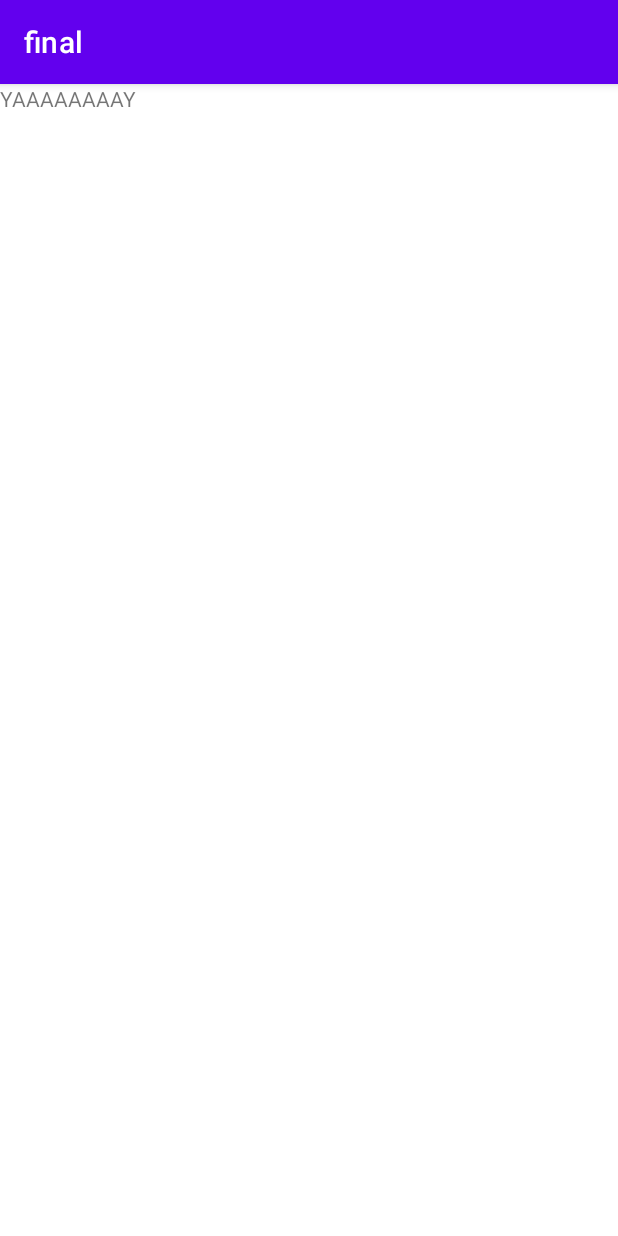
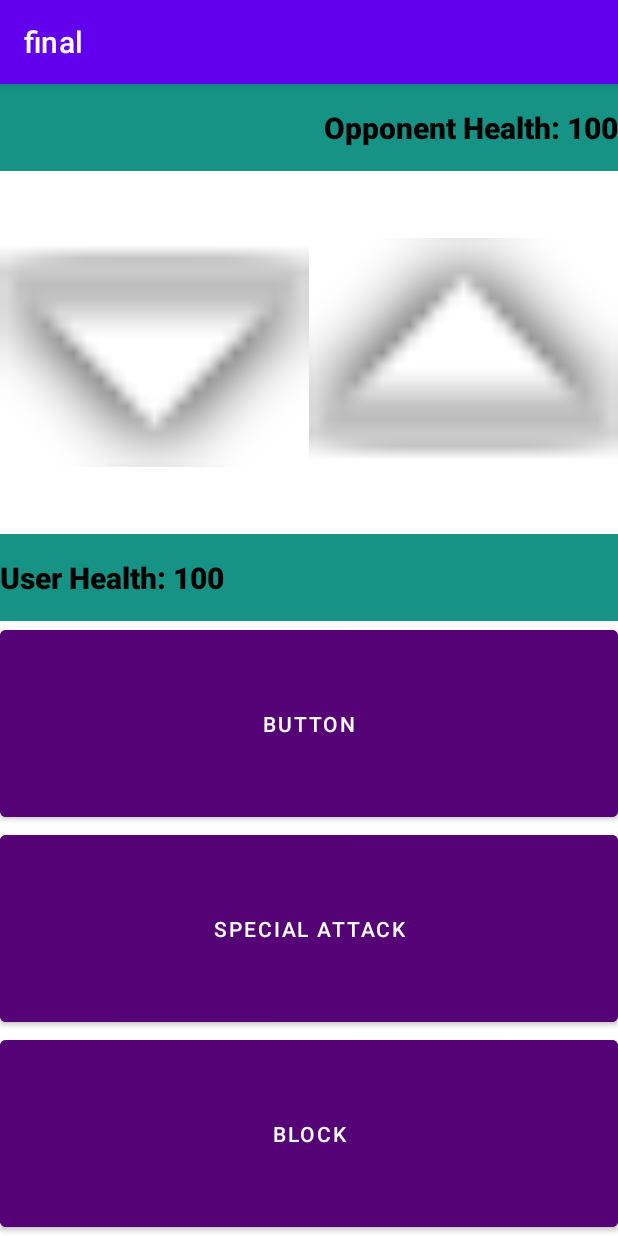
Before and after one commit to Makayla-Williams53/FightingGame, an Android app: the SecondActivity screen opened directly, with no data from a screen before it, on a phone screen of 412 x 824 dp. Run offline under Robolectric (Android 15) with nearby library versions, the phone set to English and light mode, and no system bars.

Commit message:
Second screen elements have been added. Still need to add in brain methods, correct images, and test the buttons.

```diff
--- a/app/src/main/res/layout/activity_second.xml
+++ b/app/src/main/res/layout/activity_second.xml
@@ -1,16 +1,84 @@
 <?xml version="1.0" encoding="utf-8"?>
-<androidx.constraintlayout.widget.ConstraintLayout xmlns:android="http://schemas.android.com/apk/res/android"
+<LinearLayout xmlns:android="http://schemas.android.com/apk/res/android"
     xmlns:app="http://schemas.android.com/apk/res-auto"
     xmlns:tools="http://schemas.android.com/tools"
     android:layout_width="match_parent"
     android:layout_height="match_parent"
+    android:orientation="vertical"
     tools:context=".SecondActivity">
 
     <TextView
-        android:id="@+id/textView"
-        android:layout_width="wrap_content"
-        android:layout_height="wrap_content"
-        android:text="YAAAAAAAAY"
-        tools:layout_editor_absoluteX="190dp"
-        tools:layout_editor_absoluteY="261dp" />
-</androidx.constraintlayout.widget.ConstraintLayout>
+        android:id="@+id/opponentHealthView"
+        android:layout_width="match_parent"
+        android:layout_height="match_parent"
+        android:layout_weight="1.35"
+        android:background="#169385"
+        android:fontFamily="sans-serif-black"
+        android:gravity="end|center_vertical"
+        android:text="Opponent Health: 100"
+        android:textColor="#000000"
+        android:textSize="20sp" />
+
+    <LinearLayout
+        android:layout_width="match_parent"
+        android:layout_height="match_parent"
+        android:layout_weight="1"
+        android:orientation="horizontal">
+
+
+        <ImageView
+            android:id="@+id/userCharacterView"
+            android:layout_width="match_parent"
+            android:layout_height="match_parent"
+            android:layout_weight="1"
+            app:srcCompat="@android:drawable/arrow_down_float" />
+
+        <ImageView
+            android:id="@+id/opponentView"
+            android:layout_width="match_parent"
+            android:layout_height="match_parent"
+            android:layout_weight="1"
+            app:srcCompat="@android:drawable/arrow_up_float" />
+    </LinearLayout>
+
+
+    <TextView
+        android:id="@+id/userHealthView"
+        android:layout_width="match_parent"
+        android:layout_height="match_parent"
+        android:layout_weight="1.35"
+        android:background="#169385"
+        android:fontFamily="sans-serif-black"
+        android:gravity="start|center_vertical"
+        android:textColor="#000000"
+        android:textSize="20sp"
+        android:text="User Health: 100" />
+
+    <Button
+        android:id="@+id/attackButton"
+        android:layout_width="match_parent"
+        android:layout_height="match_parent"
+        android:layout_weight="1.2"
+        android:backgroundTint="#550277"
+        android:onClick="attackClick"
+        android:text="Button" />
+
+    <Button
+        android:id="@+id/specialButton"
+        android:layout_width="match_parent"
+        android:layout_height="match_parent"
+        android:layout_weight="1.2"
+        android:backgroundTint="#550277"
+        android:text="Special Attack" />
+
+    <Button
+        android:id="@+id/blockButton"
+        android:layout_width="match_parent"
+        android:layout_height="match_parent"
+        android:backgroundTint="#550277"
+        android:layout_weight="1.2"
+        android:onClick="blockClick"
+        android:text="Block" />
+
+
+</LinearLayout>
```
